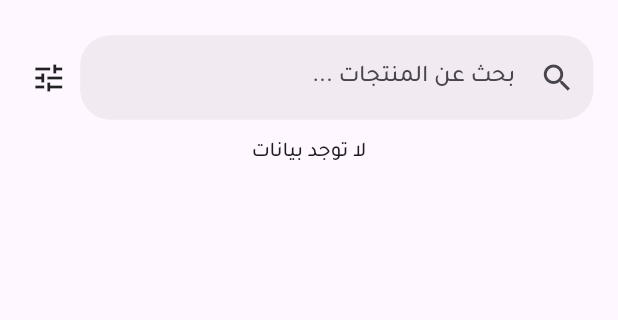
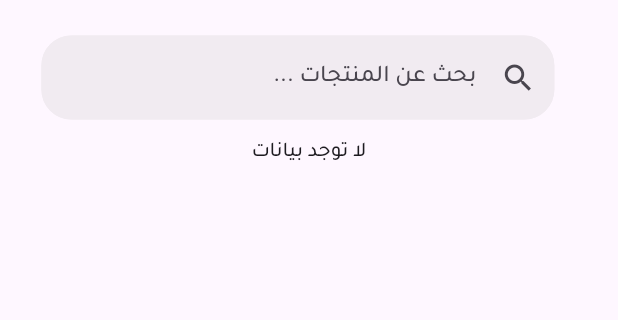
Before and after one commit to devseco/mabeaty, a Flutter app: the Products screen opened by its route, on a phone screen of 412 x 824 dp, the part 67-387 px from its top. Run offline on Flutter 3.47's test engine with Material 3 defaults, Android fonts, the phone set to English and light mode, and no system bars; our stand-ins replace cached_network_image, carousel_slider, dio, dots_indicator, dropdown_button2, flutter_rating_bar and 6 more; missing offline and left inert: gal, textfield_search; accounts and stored records are empty; network calls fail; statements that could not run were skipped.

Commit message:
add search in categories

```diff
--- a/lib/views/Products.dart
+++ b/lib/views/Products.dart
@@ -16,18 +16,12 @@ class Products extends StatelessWidget {
         scrolledUnderElevation:0.0,
         surfaceTintColor: Colors.transparent,
         leadingWidth: Get.height * 0.2,
-
         leading: logo(),
       ),
       body: Column(
         children: [
           spaceH(Get.height * 0.015),
-          Row(
-            children: [
           searchTextInput(),
-              filtersIcon(),
-            ],
-          ),
           spaceH(Get.height * 0.015),
           GetBuilder<Products_Controller>(builder: (builder){
             if(!builder.isLoadingItem.value){
@@ -89,29 +83,32 @@ class Products extends StatelessWidget {
     );
   }
    Padding searchTextInput() {
-    return Padding(padding: EdgeInsetsDirectional.only(start: Get.height * 0.02 , end: Get.height * 0.002),
+     return Padding(
+         padding: EdgeInsetsDirectional.only(start: Get.height * 0.02, end: Get.height * 0.002),
          child: SizedBox(
            width: Get.width * 0.83,
            child: TextField(
-
-            decoration:  InputDecoration(
+             controller: controller.searchQueryController, // TextEditingController for capturing search query
+             decoration: InputDecoration(
                fillColor: Color(0xfff1ebf1),
                filled: true,
-              prefixIcon: const Icon(Icons.search),
-              hintText: '9'.tr,
-              enabledBorder: const OutlineInputBorder(
+               prefixIcon: Icon(Icons.search),
+               hintText: '9'.tr, // Replace with your desired hint text
+               enabledBorder: OutlineInputBorder(
                  borderRadius: BorderRadius.all(Radius.circular(20.0)),
-                borderSide:  BorderSide(
-                  color: Color(0xfff1ebf1),
+                 borderSide: BorderSide(color: Color(0xfff1ebf1)),
+               ),
+               focusedBorder: OutlineInputBorder(
+                 borderRadius: BorderRadius.all(Radius.circular(20.0)),
+                 borderSide: BorderSide(color: Color(0xfff1ebf1)),
                ),
              ),
-              focusedBorder: const OutlineInputBorder(
-                borderRadius: BorderRadius.all(Radius.circular(20.0)),
-                borderSide: BorderSide(color:Color(0xfff1ebf1),),
+             onChanged: (query) {
+               controller.filterProductList(query);
+               print(query);
+             },
            ),
-            ),
-          )),
-    );
+         ));
    }
   SizedBox spaceH(double size) {
     return SizedBox(
```
Also changed, not shown: lib/controllers/Products_controller.dart (+16 -0 lines), lib/views/Billing.dart (+7 -7 lines). Lines whose indentation alone changed are shown as unchanged.
